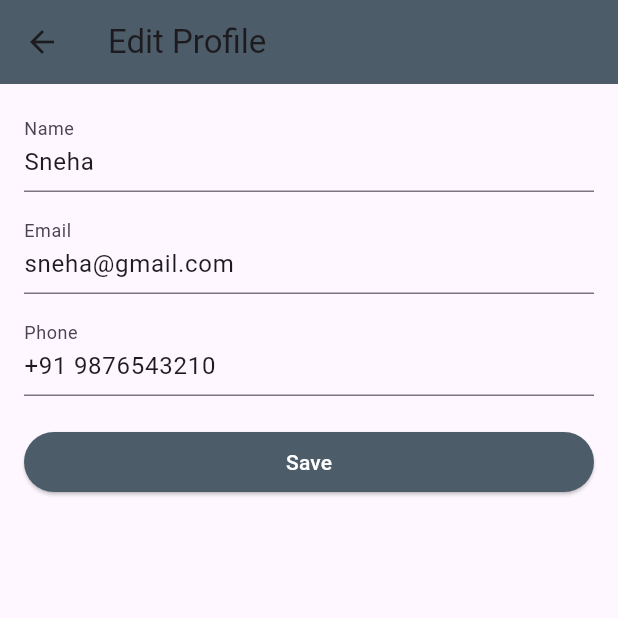
After one commit to YashviHarsora1710/flutter_project, a Flutter app: the screen it shows after launch, item 4 of the bottom bar chosen, after a tap on "Edit Profile", on a phone screen of 412 x 824 dp, the top half of it. The commit adds this screen. Run offline on Flutter 3.47's test engine with Material 3 defaults, Android fonts, the light colour scheme and no system bars; our stand-ins replace shared_preferences.

Commit message:
contact us,log out, edit profile,

```diff
--- /dev/null
+++ b/lib/screens/edit_page.dart
@@ -0,0 +1,69 @@
+// save as: lib/screens/edit_page.dart
+import 'package:flutter/material.dart';
+
+class EditPage extends StatefulWidget {
+  final String name;
+  final String email;
+  final String phone;
+
+  const EditPage({super.key, required this.name, required this.email, required this.phone});
+
+  @override
+  State<EditPage> createState() => _EditPageState();
+}
+
+class _EditPageState extends State<EditPage> {
+  late final TextEditingController _nameController;
+  late final TextEditingController _emailController;
+  late final TextEditingController _phoneController;
+
+  @override
+  void initState() {
+    super.initState();
+    _nameController = TextEditingController(text: widget.name);
+    _emailController = TextEditingController(text: widget.email);
+    _phoneController = TextEditingController(text: widget.phone);
+  }
+
+  @override
+  void dispose() {
+    _nameController.dispose();
+    _emailController.dispose();
+    _phoneController.dispose();
+    super.dispose();
+  }
+
+  void _onSave() {
+    Navigator.pop(context, {
+      'name': _nameController.text,
+      'email': _emailController.text,
+      'phone': _phoneController.text,
+    });
+  }
+
+  @override
+  Widget build(BuildContext context) {
+    return Scaffold(
+      appBar: AppBar(title: const Text("Edit Profile"), backgroundColor: const Color(0xFF4C5C68)),
+      body: Padding(
+        padding: const EdgeInsets.all(16.0),
+        child: Column(
+          children: [
+            TextField(controller: _nameController, decoration: const InputDecoration(labelText: "Name")),
+            const SizedBox(height: 12),
+            TextField(controller: _emailController, decoration: const InputDecoration(labelText: "Email")),
+            const SizedBox(height: 12),
+            TextField(controller: _phoneController, decoration: const InputDecoration(labelText: "Phone")),
+            const SizedBox(height: 20),
+            SizedBox(
+              width: double.infinity,
+              child: ElevatedButton(onPressed: _onSave, style: ElevatedButton.styleFrom(backgroundColor: const Color(0xFF4C5C68)),
+                child: const Text("Save", style: TextStyle(color: Colors.white)),
+              ),
+            ),
+          ],
+        ),
+      ),
+    );
+  }
+}
--- a/lib/screens/profile_screen.dart
+++ b/lib/screens/profile_screen.dart
@@ -1,20 +1,141 @@
+// save as: lib/screens/profile_screen.dart
 import 'package:flutter/material.dart';
+import 'package:shared_preferences/shared_preferences.dart';
+import 'contact_us_screen.dart';
+import 'login_screen.dart';
+import 'edit_page.dart';
 
-class ProfileScreen extends StatelessWidget {
+class ProfileScreen extends StatefulWidget {
   const ProfileScreen({super.key});
+
+  @override
+  State<ProfileScreen> createState() => _ProfileScreenState();
+}
+
+class _ProfileScreenState extends State<ProfileScreen> {
+  String name = "Sneha";
+  String email = "sneha@gmail.com";
+  String phone = "+91 9876543210";
+
+  @override
+  void initState() {
+    super.initState();
+    _loadProfile();
+  }
+
+  // Load saved profile from SharedPreferences
+  Future<void> _loadProfile() async {
+    final prefs = await SharedPreferences.getInstance();
+    setState(() {
+      name = prefs.getString("name") ?? name;
+      email = prefs.getString("email") ?? email;
+      phone = prefs.getString("phone") ?? phone;
+    });
+  }
+
+  // Save profile to SharedPreferences
+  Future<void> _saveProfile(String newName, String newEmail, String newPhone) async {
+    final prefs = await SharedPreferences.getInstance();
+    await prefs.setString("name", newName);
+    await prefs.setString("email", newEmail);
+    await prefs.setString("phone", newPhone);
+  }
+
+  // Open EditPage and handle returned data
+  Future<void> _openEdit() async {
+    final result = await Navigator.push(
+      context,
+      MaterialPageRoute(
+        builder: (context) => EditPage(name: name, email: email, phone: phone),
+      ),
+    );
+
+    if (result != null && result is Map<String, String>) {
+      final newName = result['name'] ?? name;
+      final newEmail = result['email'] ?? email;
+      final newPhone = result['phone'] ?? phone;
+
+      // update state and persist
+      setState(() {
+        name = newName;
+        email = newEmail;
+        phone = newPhone;
+      });
+      await _saveProfile(newName, newEmail, newPhone);
+    }
+  }
 
   @override
   Widget build(BuildContext context) {
     return Scaffold(
       appBar: AppBar(
-        title: const Text('All Services'),
-        backgroundColor: Color(0xFF4C5C68), // same elegant dark blue-grey
+        title: const Text('Profile'),
+        backgroundColor: const Color(0xFF4C5C68),
       ),
-      body: const Center(
-        child: Text(
-          'This page will list all available services soon.',
-          style: TextStyle(fontSize: 16),
-          textAlign: TextAlign.center,
+      body: SingleChildScrollView(
+        padding: const EdgeInsets.all(16.0),
+        child: Column(
+          crossAxisAlignment: CrossAxisAlignment.center,
+          children: [
+            const CircleAvatar(radius: 50, backgroundImage: AssetImage('assets/profile_pic.png')),
+            const SizedBox(height: 16),
+
+            Text(name, style: const TextStyle(fontSize: 22, fontWeight: FontWeight.bold)),
+            const SizedBox(height: 8),
+
+            Text(email, style: const TextStyle(fontSize: 16, color: Colors.grey)),
+            const SizedBox(height: 8),
+
+            Text(phone, style: const TextStyle(fontSize: 16, color: Colors.grey)),
+            const SizedBox(height: 16),
+
+            ElevatedButton.icon(
+              onPressed: _openEdit,
+              icon: const Icon(Icons.edit, color: Colors.white),
+              label: const Text("Edit Profile", style: TextStyle(color: Colors.white)),
+              style: ElevatedButton.styleFrom(backgroundColor: const Color(0xFF4C5C68)),
+            ),
+
+            const SizedBox(height: 24),
+            const Divider(),
+
+            ListTile(
+              leading: const Icon(Icons.contact_mail, color: Color(0xFF4C5C68)),
+              title: const Text("Contact Us"),
+              trailing: const Icon(Icons.arrow_forward_ios, size: 16),
+              onTap: () {
+                Navigator.push(context, MaterialPageRoute(builder: (_) => const ContactUsScreen()));
+              },
+            ),
+
+            ListTile(
+              leading: const Icon(Icons.logout, color: Colors.red),
+              title: const Text("Logout", style: TextStyle(color: Colors.red)),
+              onTap: () {
+                showDialog(
+                  context: context,
+                  builder: (ctx) => AlertDialog(
+                    title: const Text("Confirm Logout"),
+                    content: const Text("Are you sure you want to logout?"),
+                    actions: [
+                      TextButton(onPressed: () => Navigator.pop(ctx), child: const Text("Cancel")),
+                      TextButton(
+                        onPressed: () {
+                          Navigator.pop(ctx);
+                          Navigator.pushAndRemoveUntil(
+                            context,
+                            MaterialPageRoute(builder: (_) => const LoginScreen()),
+                            (route) => false,
+                          );
+                        },
+                        child: const Text("Logout", style: TextStyle(color: Colors.red)),
+                      ),
+                    ],
+                  ),
+                );
+              },
+            ),
+          ],
         ),
       ),
     );
--- a/pubspec.yaml
+++ b/pubspec.yaml
@@ -34,6 +34,7 @@ dependencies:
   # The following adds the Cupertino Icons font to your application.
   # Use with the CupertinoIcons class for iOS style icons.
   cupertino_icons: ^1.0.8
+  shared_preferences: ^2.5.3
 
 dev_dependencies:
   flutter_test:
```
Also changed, not shown: lib/screens/contact_us_screen.dart (added, +64 -0 lines), lib/screens/login_screen.dart (+4 -4 lines), pubspec.lock, 1 other file.
